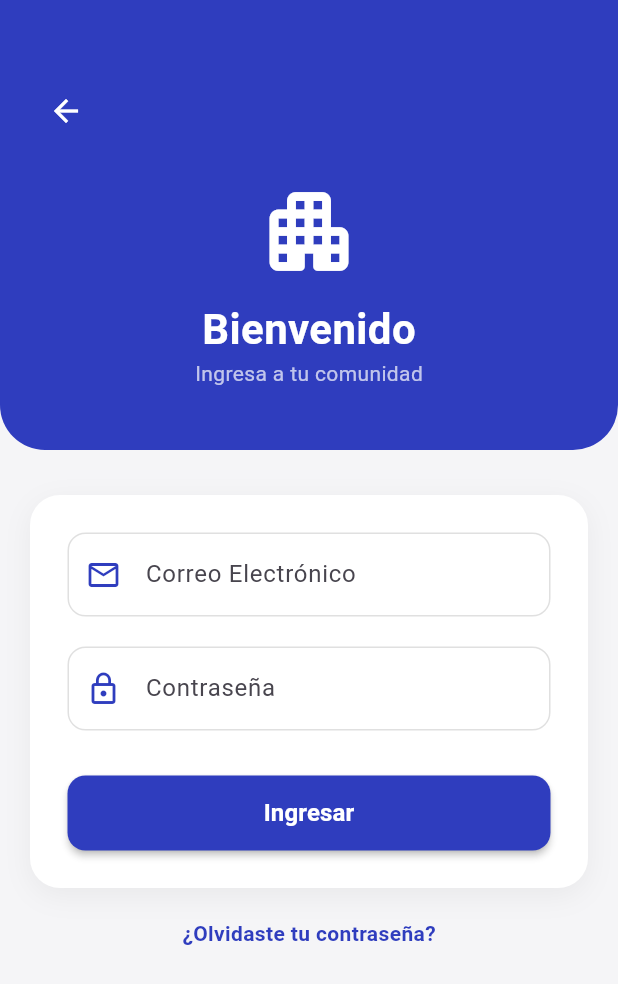
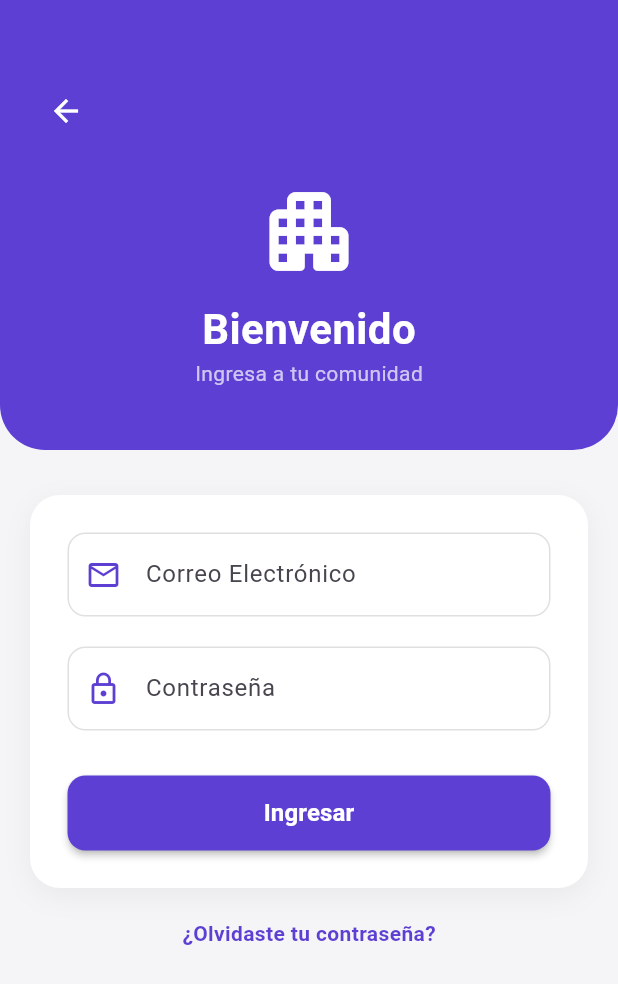
Before and after one commit to KingDmnT/ProyectoCapston, a Flutter app: the IniciarSesion screen opened directly, on a phone screen of 412 x 824 dp. Shown: the top 984 px of the screen. Run offline on Flutter 3.47's test engine with Material 3 defaults, Android fonts, the phone set to English and light mode, and no system bars; our stand-ins replace carousel_slider, cloud_firestore, file_picker, firebase_auth, firebase_core, flutter_dotenv and 7 more; missing offline and left inert: excel, mobile_scanner; accounts and stored records are empty.

Commit message:
refactor: aplicar AppColors.primary a todos los archivos mobile screens faltantes

```diff
--- a/vecinapp/frontend/lib/mobile/screens/home/home_page.dart
+++ b/vecinapp/frontend/lib/mobile/screens/home/home_page.dart
@@ -441,7 +441,7 @@ class _NewsCarousel extends StatelessWidget {
   final List<Map<String, dynamic>> news = const [
     {
       'text': 'Asamblea General\nEste Viernes 18:00',
-      'colors': [Color(0xFF2F3DBE), Color(0xFF6A75E6)],
+      'colors': [AppColors.primary, Color(0xFF6A75E6)],
       'icon': Icons.groups,
     },
     {
--- a/vecinapp/frontend/lib/mobile/screens/iniciar_sesion.dart
+++ b/vecinapp/frontend/lib/mobile/screens/iniciar_sesion.dart
@@ -1,4 +1,5 @@
 import 'package:flutter/material.dart';
+import 'package:vecinapp/core/theme/app_theme.dart';
 
 class IniciarSesion extends StatefulWidget {
   const IniciarSesion({super.key});
@@ -12,7 +13,7 @@ class _IniciarSesionState extends State<IniciarSesion> {
   final TextEditingController _passwordController = TextEditingController();
   bool _isLoading = false;
 
-  final Color azulCorporativo = const Color(0xFF2F3DBE);
+
 
   Future<void> _login() async {
     if (_emailController.text.isEmpty || _passwordController.text.isEmpty) {
@@ -49,7 +50,7 @@ class _IniciarSesionState extends State<IniciarSesion> {
               height: 300, // <--- CAMBIO AQUÍ: Aumentado a 300 para evitar error amarillo
               padding: const EdgeInsets.fromLTRB(20, 50, 20, 20),
               decoration: BoxDecoration(
-                color: azulCorporativo,
+                color: AppColors.primary,
                 borderRadius: const BorderRadius.only(
                   bottomLeft: Radius.circular(30),
                   bottomRight: Radius.circular(30),
@@ -109,7 +110,7 @@ class _IniciarSesionState extends State<IniciarSesion> {
                       controller: _emailController,
                       decoration: InputDecoration(
                         labelText: "Correo Electrónico",
-                        prefixIcon: Icon(Icons.email_outlined, color: azulCorporativo),
+                        prefixIcon: Icon(Icons.email_outlined, color: AppColors.primary),
                         border: OutlineInputBorder(borderRadius: BorderRadius.circular(12)),
                         enabledBorder: OutlineInputBorder(
                           borderRadius: BorderRadius.circular(12),
@@ -117,7 +118,7 @@ class _IniciarSesionState extends State<IniciarSesion> {
                         ),
                         focusedBorder: OutlineInputBorder(
                           borderRadius: BorderRadius.circular(12),
-                          borderSide: BorderSide(color: azulCorporativo, width: 2),
+                          borderSide: BorderSide(color: AppColors.primary, width: 2),
                         ),
                       ),
                     ),
@@ -128,7 +129,7 @@ class _IniciarSesionState extends State<IniciarSesion> {
                       obscureText: true,
                       decoration: InputDecoration(
                         labelText: "Contraseña",
-                        prefixIcon: Icon(Icons.lock_outline, color: azulCorporativo),
+                        prefixIcon: Icon(Icons.lock_outline, color: AppColors.primary),
                         border: OutlineInputBorder(borderRadius: BorderRadius.circular(12)),
                         enabledBorder: OutlineInputBorder(
                           borderRadius: BorderRadius.circular(12),
@@ -136,7 +137,7 @@ class _IniciarSesionState extends State<IniciarSesion> {
                         ),
                         focusedBorder: OutlineInputBorder(
                           borderRadius: BorderRadius.circular(12),
-                          borderSide: BorderSide(color: azulCorporativo, width: 2),
+                          borderSide: BorderSide(color: AppColors.primary, width: 2),
                         ),
                       ),
                     ),
@@ -149,7 +150,7 @@ class _IniciarSesionState extends State<IniciarSesion> {
                       child: ElevatedButton(
                         onPressed: _isLoading ? null : _login,
                         style: ElevatedButton.styleFrom(
-                          backgroundColor: azulCorporativo,
+                          backgroundColor: AppColors.primary,
                           foregroundColor: Colors.white,
                           shape: RoundedRectangleBorder(
                             borderRadius: BorderRadius.circular(12),
@@ -175,7 +176,7 @@ class _IniciarSesionState extends State<IniciarSesion> {
               onTap: () {},
               child: Text(
                 "¿Olvidaste tu contraseña?",
-                style: TextStyle(color: azulCorporativo, fontWeight: FontWeight.w600),
+                style: TextStyle(color: AppColors.primary, fontWeight: FontWeight.w600),
               ),
             ),
 
--- a/vecinapp/frontend/lib/mobile/screens/mis_datos.dart
+++ b/vecinapp/frontend/lib/mobile/screens/mis_datos.dart
@@ -2,6 +2,7 @@
 import 'dart:io';                        // [NEW]
 import 'package:flutter/material.dart';
 import 'package:image_picker/image_picker.dart'; // [NEW]
+import 'package:vecinapp/core/theme/app_theme.dart';
 import '../services/local_auth.dart';
 import '../models/app_user.dart';
 
@@ -75,7 +76,6 @@ class _MisDatosState extends State<MisDatos> {       // [NEW]
 
   @override
   Widget build(BuildContext context) {
-    final azul = const Color(0xFF2F3DBE);
     return Scaffold(
       appBar: AppBar(
         title: const Text('Mis Datos'),
@@ -108,7 +108,7 @@ class _MisDatosState extends State<MisDatos> {       // [NEW]
                       bottom: -2,
                       right: -2,
                       child: Material(
-                        color: azul,
+                        color: AppColors.primary,
                         borderRadius: BorderRadius.circular(20),
                         child: InkWell(
                           onTap: _pickPhoto,
```
Also changed, not shown: vecinapp/frontend/lib/mobile/screens/escanear_qr_page.dart (+4 -3 lines), vecinapp/frontend/lib/mobile/screens/generar_qr_visita.dart (+8 -7 lines), vecinapp/frontend/lib/mobile/screens/reportar_incidente_page.dart (+8 -9 lines).
